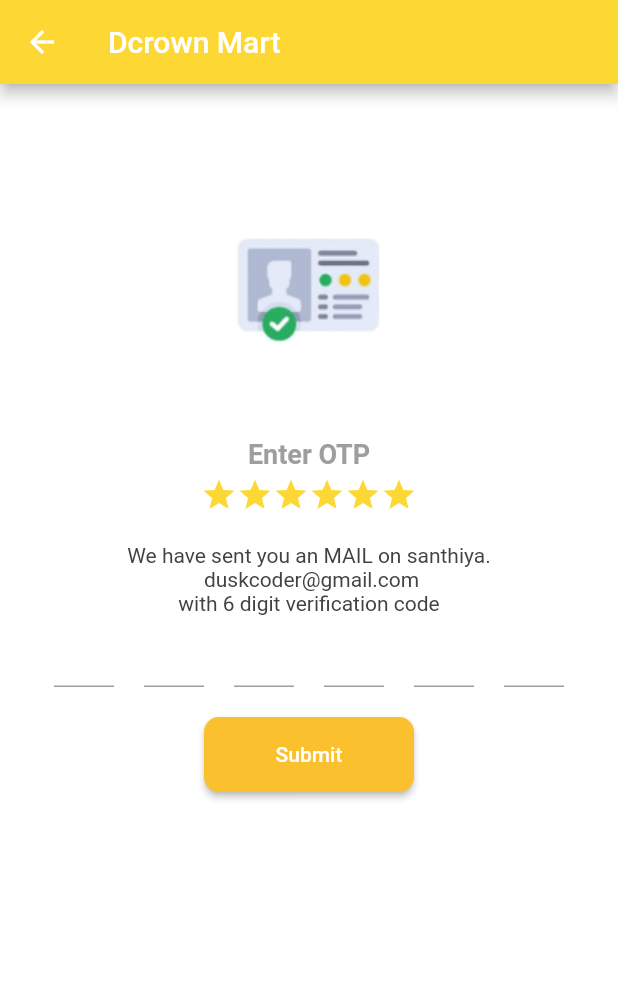
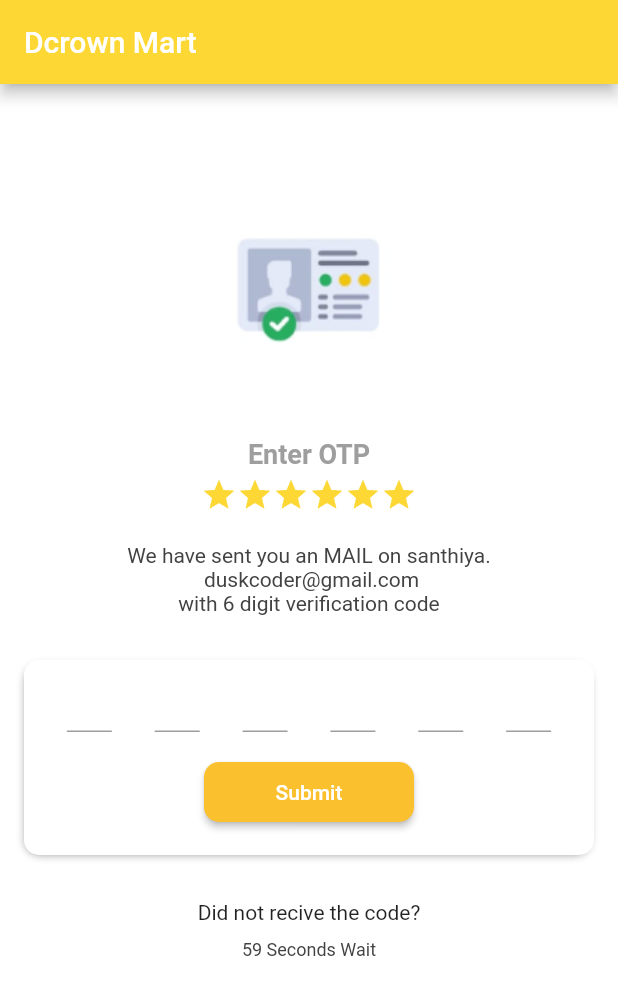
Before and after one commit to JanaganAppDev/dcrown_mart, a Flutter app: the OtpPage screen opened directly, on a phone screen of 412 x 824 dp. Shown: the top 995 px of the screen. Run offline on Flutter 3.47's test engine with Material 2 defaults, Android fonts, the phone set to English and light mode, and no system bars.

Commit message:
Kathiresh- completed otp page timer

```diff
--- a/lib/main.dart
+++ b/lib/main.dart
@@ -15,7 +15,7 @@
   Widget build(BuildContext context) {
     return MaterialApp(
       debugShowCheckedModeBanner: false,
-      home: HomePage(),
+      home: OtpPage(),
     );
   }
 }
--- a/lib/screen/otp_page.dart
+++ b/lib/screen/otp_page.dart
@@ -1,3 +1,5 @@
+import 'dart:async';
+
 import 'package:flutter/material.dart';
 
 class OtpPage extends StatefulWidget {
@@ -8,6 +10,31 @@
 }
 
 class _OtpPageState extends State<OtpPage> {
+  TextEditingController otpController = TextEditingController();
+  int countdown = 60;
+  late Timer timer;
+
+  @override
+  void initState() {
+    super.initState();
+
+    timer = Timer.periodic(Duration(seconds: 1), (timer) {
+      if (countdown > 0) {
+        setState(() {
+          countdown--;
+        });
+      } else {
+        timer.cancel();
+      }
+    });
+  }
+
+  @override
+  void dispose() {
+    timer.cancel();
+    super.dispose();
+  }
+
   @override
   Widget build(BuildContext context) {
     return Scaffold(
@@ -52,57 +79,9 @@
                 color: Colors.grey[800],
               ),
             ),
-            Row(
-              mainAxisAlignment: MainAxisAlignment.spaceEvenly,
-              children: List.generate(
-                6,
-                (index) => SizedBox(
-                  width: 40.0,
-                  child: TextField(
-                    controller: TextEditingController(),
-                    textAlign: TextAlign.center,
-                    keyboardType: TextInputType.number,
-                    maxLength: 1,
-                    decoration: InputDecoration(
-                      counterText: '',
-                      hintText: '',
-                    ),
-                    onChanged: (value) {
-                      if (value.length == 1) {
-                        // Automatically focus the next field when one character is entered.
-                        if (index < 5) {
-                          FocusScope.of(context).nextFocus();
-                        } else {
-                          // The last digit has been entered.
-                          // You can perform validation or submit the OTP here.
-                        }
-                      }
-                    },
-                  ),
-                ),
-              ),
-            ),
-            SizedBox(height: 20.0),
-            Center(
-              child: Container(
-                width: 140.0,
-                height: 50.0,
-                child: ElevatedButton(
-                  onPressed: () {},
-                  style: ElevatedButton.styleFrom(
-                    backgroundColor: Colors.yellow[700],
-                    shape: RoundedRectangleBorder(
-                      borderRadius: BorderRadius.circular(10.0),
-                    ),
-                  ),
-                  child: Text("Submit"),
-                ),
-              ),
-            )
-            /*ListView.builder(
-              itemCount: 1,
-              itemBuilder: (BuildContext context, index) {
+            SizedBox(height: 30.0),
             Container(
+              height: 130.0,
               decoration: BoxDecoration(
                 color: Colors.white,
                 borderRadius: BorderRadius.circular(10),
@@ -115,9 +94,64 @@
                   ),
                 ],
               ),
-                );
+              child: Column(
+                children: [
+                  Row(
+                    mainAxisAlignment: MainAxisAlignment.spaceEvenly,
+                    children: List.generate(
+                      6,
+                      (index) => SizedBox(
+                        width: 30.0,
+                        child: TextField(
+                          controller: TextEditingController(),
+                          textAlign: TextAlign.center,
+                          keyboardType: TextInputType.number,
+                          cursorColor: Colors.grey[700],
+                          maxLength: 1,
+                          decoration: InputDecoration(
+                            counterText: '',
+                          ),
+                          onChanged: (value) {
+                            if (value.length == 1) {
+                              if (index < 5) {
+                                FocusScope.of(context).nextFocus();
+                              } else {}
+                            }
                           },
-            )*/
+                        ),
+                      ),
+                    ),
+                  ),
+                  SizedBox(height: 20.0),
+                  Center(
+                    child: Container(
+                      width: 140.0,
+                      height: 40.0,
+                      child: ElevatedButton(
+                        onPressed: () {},
+                        style: ElevatedButton.styleFrom(
+                          backgroundColor: Colors.yellow[700],
+                          shape: RoundedRectangleBorder(
+                            borderRadius: BorderRadius.circular(10.0),
+                          ),
+                        ),
+                        child: Text("Submit"),
+                      ),
+                    ),
+                  ),
+                ],
+              ),
+            ),
+            SizedBox(height: 30.0),
+            Text("Did not recive the code?"),
+            SizedBox(height: 10.0),
+            Text(
+              "$countdown Seconds Wait",
+              style: TextStyle(
+                fontSize: 12.0,
+                color: Colors.grey[800],
+              ),
+            ),
           ],
         ),
       ),
```
Also changed, not shown: lib/screen/signup_page.dart (+11 -3 lines). Lines whose indentation alone changed are shown as unchanged.
